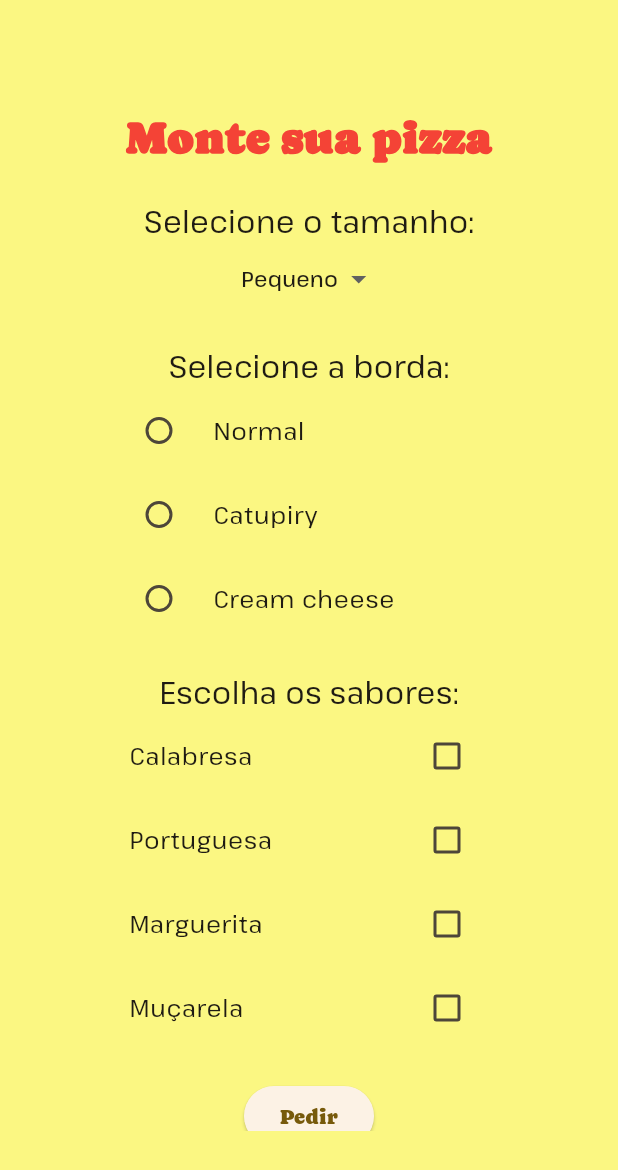
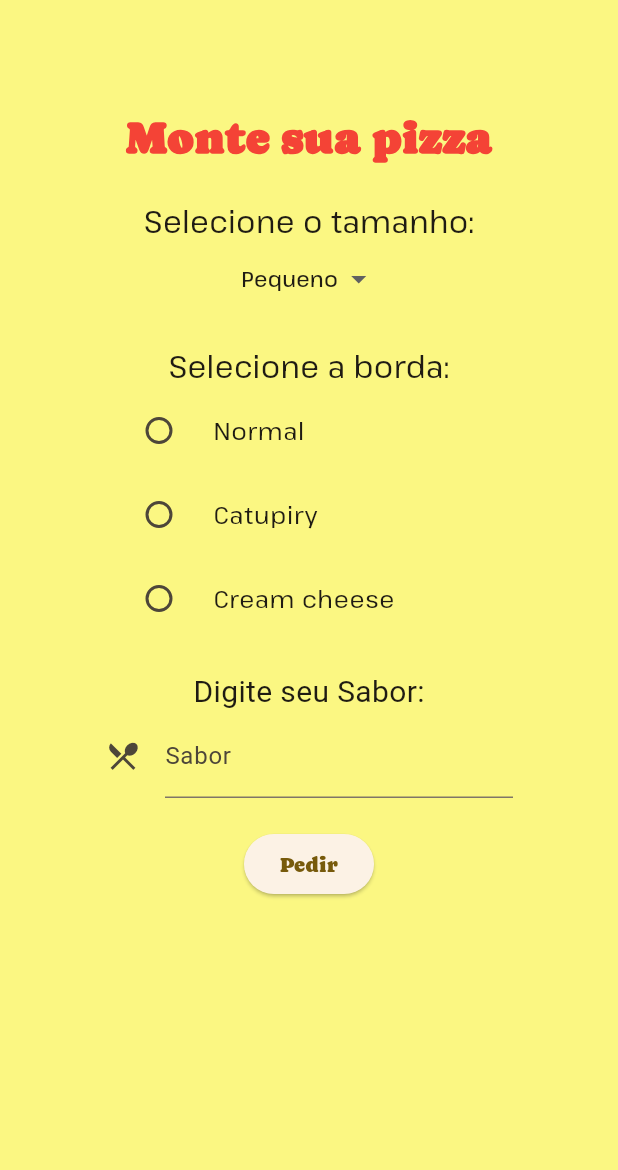
Before and after one commit to leozzinh0/AppPizzaUP, a Flutter app: the OrderScreen screen opened directly, on a phone screen of 412 x 824 dp. Shown: the top 1170 px of the screen. Run offline on Flutter 3.47's test engine with Material 2 defaults, Android fonts, the phone set to English and light mode, and no system bars; our stand-ins replace cloud_firestore, firebase_auth, firebase_core, firebase_database, hive_flutter; accounts and stored records are empty.

Commit message:
atualização

```diff
--- a/lib/screens/order_screen.dart
+++ b/lib/screens/order_screen.dart
@@ -1,6 +1,6 @@
 import 'package:flutter/gestures.dart';
 import 'package:flutter/material.dart';
-import 'package:mytelephone/widget/checkbox_widget.dart';
+import 'package:firebase_database/firebase_database.dart';
 
 import '../model/checkbox_model.dart';
 
@@ -16,6 +16,16 @@ class OrderScreen extends StatefulWidget {
 }
 
 class _OrderScreenState extends State<OrderScreen> {
+  final saborController = TextEditingController();
+
+  late DatabaseReference dbRef;
+
+  @override
+  void initState() {
+    super.initState();
+    dbRef = FirebaseDatabase.instance.ref().child('Pizza');
+  }
+
   // final _widgetsValue = Hive.box("widgets_values");
   String _tamanhoValue = 'Pequeno';
   String _bordaValue = '';
@@ -38,15 +48,6 @@ class _OrderScreenState extends State<OrderScreen> {
     CheckBoxModel(texto: "Marguerita"),
     CheckBoxModel(texto: "Muçarela"),
   ];
-
-  void listarApenasMarcados() {
-    List<CheckBoxModel> itensMarcados =
-        List.from(itens.where((item) => item.checked));
-
-    itensMarcados.forEach((item) {
-      print(item.texto);
-    });
-  }
 
   @override
   Widget build(BuildContext context) {
@@ -131,15 +132,17 @@ class _OrderScreenState extends State<OrderScreen> {
                     ],
                   ),
                   const SizedBox(height: 20),
-                  const Text('Escolha os sabores:',
-                      style: TextStyle(
-                          fontSize: 20, fontFamily: 'PathwayExtreme')),
-                  ListView.builder(
-                      shrinkWrap: true,
-                      itemCount: itens.length,
-                      itemBuilder: (_, int index) {
-                        return CheckboxWidget(item: itens[index]);
-                      }),
+                  const Text('Digite seu Sabor:',
+                      style: TextStyle(fontSize: 20)),
+                  TextFormField(
+                    controller: saborController,
+                    decoration: const InputDecoration(
+                        icon: Icon(Icons.restaurant_menu), labelText: 'Sabor'),
+                    onSaved: (String? value) {
+                      setState(() {});
+                    },
+                    onChanged: (value) {},
+                  ),
                   const SizedBox(height: 20),
                   ElevatedButton(
                     onPressed: () => showDialog(
@@ -172,7 +175,7 @@ class _OrderScreenState extends State<OrderScreen> {
                                 style: TextStyle(fontFamily: 'PathwayExtreme'),
                               ),
                               Text(
-                                'Sabores',
+                                'Sabor(s)',
                                 textAlign: TextAlign.center,
                                 style: TextStyle(fontFamily: 'PathwayExtreme'),
                               ),
@@ -200,13 +203,19 @@ class _OrderScreenState extends State<OrderScreen> {
                                   ),
                                   recognizer: TapGestureRecognizer()
                                     ..onTap = () {
+                                      Map<String, String> pizza = {
+                                        'borda': _bordaValue,
+                                        'tamanho': _tamanhoValue,
+                                        'sabor': saborController.text,
+                                      };
+
+                                      dbRef.push().set(pizza);
                                       Navigator.pop(context);
                                       ScaffoldMessenger.of(context)
                                           .showSnackBar(const SnackBar(
                                               backgroundColor: Colors.green,
                                               duration: Duration(seconds: 2),
-                                              content: Text("Pedido feito")));
-                                    }),
+                                              content: Text("Pedido feito")));                                    }),
                             ),
                           ]),
                     ),
--- a/pubspec.yaml
+++ b/pubspec.yaml
@@ -28,9 +28,11 @@ dependencies:
   firebase_storage: ^11.0.16
   firebase_analytics: ^10.1.6
   cloud_functions: ^4.0.13
-  firebase_database: ^10.0.16
+  firebase_database: ^10.2.3
   firebase_core: ^2.14.0
   provider: ^6.0.5
+  cupertino_icons: ^1.0.2
+
 
 
 dev_dependencies:
```
Also changed, not shown: lib/screens/carrinho.dart (+135 -10 lines), lib/firebase_options.dart, pubspec.lock, 7 other files.
